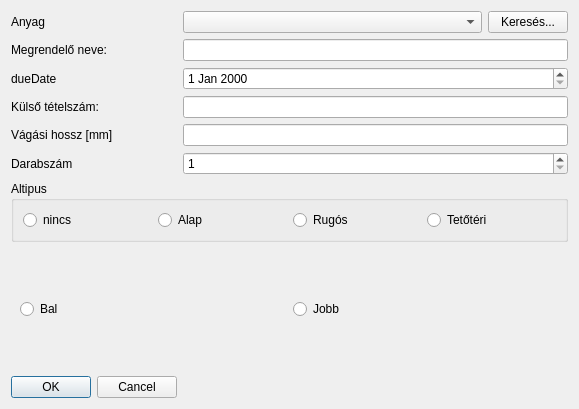
Qt form view/dialog/input/addinputdialog.ui (horvathzoltan/cutplannerpro) before a commit.
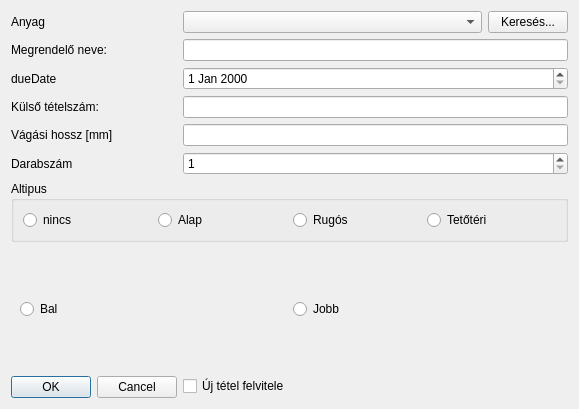
The same form after that commit.

```diff
--- a/view/dialog/input/addinputdialog.ui
+++ b/view/dialog/input/addinputdialog.ui
@@ -183,6 +183,13 @@
      </item>
     </layout>
    </item>
+   <item row="13" column="1">
+    <widget class="QCheckBox" name="chk_Repeat">
+     <property name="text">
+      <string>Új tétel felvitele</string>
+     </property>
+    </widget>
+   </item>
   </layout>
  </widget>
  <tabstops>
```
